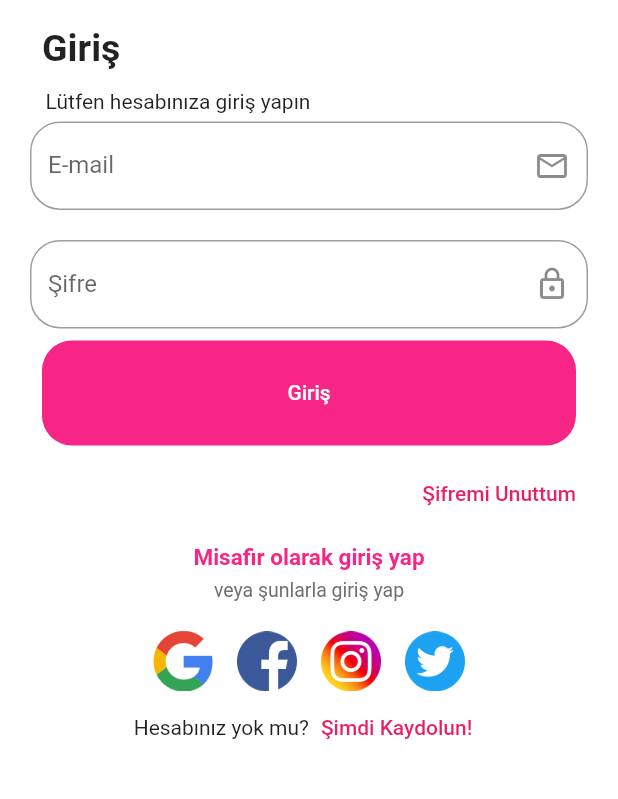
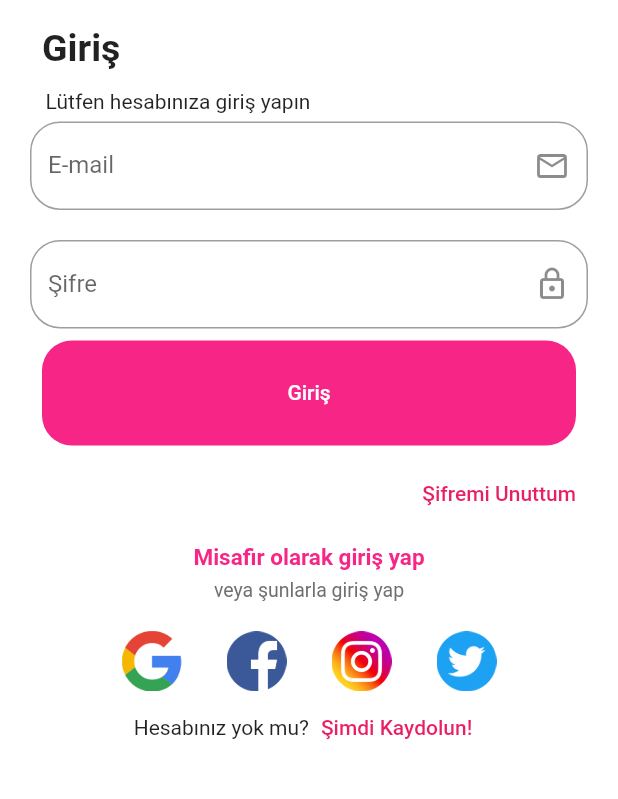
Before and after one commit to Fashion-Flow/Fashion-Flow, a Flutter app: the screen it shows after launch, on a phone screen of 412 x 824 dp, the part 289-1088 px from its top. Run offline on Flutter 3.47's test engine with Material 2 defaults, Android fonts, the phone set to English and light mode, and no system bars; our stand-ins replace flutter_svg.

Commit message:
Increased padding of social login buttons

```diff
--- a/lib/screens/login_screen.dart
+++ b/lib/screens/login_screen.dart
@@ -70,7 +70,7 @@ class LoginScreen extends StatelessWidget {
                 mainAxisAlignment: MainAxisAlignment.center,
                 children: [
                   Padding(
-                    padding: const EdgeInsets.symmetric(horizontal: 8.0),
+                    padding: const EdgeInsets.symmetric(horizontal: 15.0),
                     child: InkWell(
                       onTap: () {}, // Image tapped
                       splashColor: Colors.white10, // Splash color over image
@@ -83,7 +83,7 @@ class LoginScreen extends StatelessWidget {
                     ),
                   ),
                   Padding(
-                    padding: const EdgeInsets.symmetric(horizontal: 8.0),
+                    padding: const EdgeInsets.symmetric(horizontal: 15.0),
                     child: InkWell(
                       onTap: () {}, // Image tapped
                       splashColor: Colors.white10, // Splash color over image
@@ -96,7 +96,7 @@ class LoginScreen extends StatelessWidget {
                     ),
                   ),
                   Padding(
-                    padding: const EdgeInsets.symmetric(horizontal: 8.0),
+                    padding: const EdgeInsets.symmetric(horizontal: 15.0),
                     child: InkWell(
                       onTap: () {}, // Image tapped
                       splashColor: Colors.white10, // Splash color over image
@@ -110,7 +110,7 @@ class LoginScreen extends StatelessWidget {
                     ),
                   ),
                   Padding(
-                    padding: const EdgeInsets.symmetric(horizontal: 8.0),
+                    padding: const EdgeInsets.symmetric(horizontal: 15.0),
                     child: InkWell(
                       onTap: () {}, // Image tapped
                       splashColor: Colors.white10, // Splash color over image
@@ -184,9 +184,9 @@ class EmailPasswordBox extends StatelessWidget {
               borderRadius: BorderRadius.all(Radius.circular(20)),
               color: ffColors.Pink,
             ),
-            child: const Center(
+            child: Center(
               child: Text(
-                'Giriş',
+                buttonText,
                 style: TextStyle(color: Colors.white),
               ),
             ),
```
